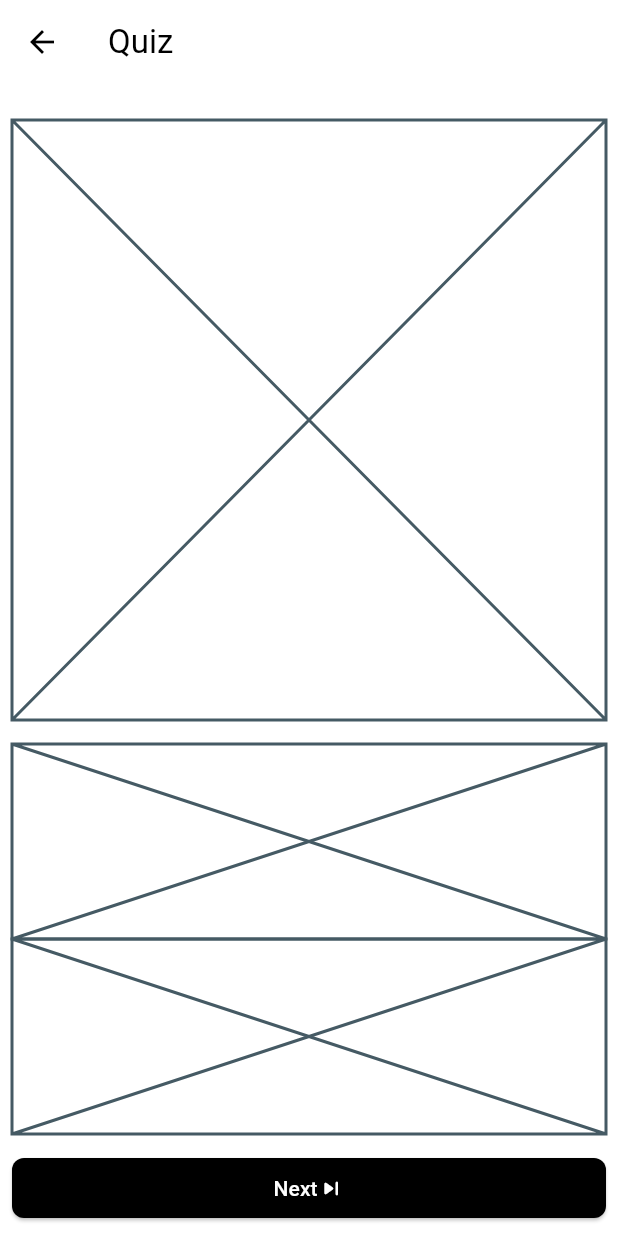
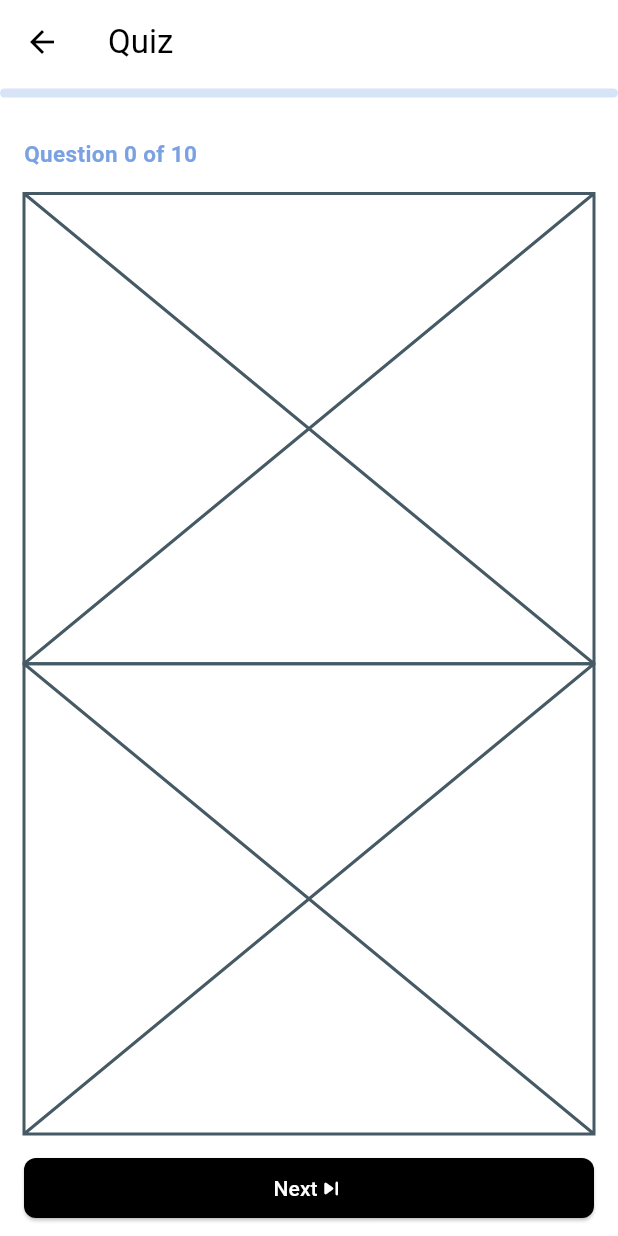
Before and after one commit to mussie-alemayehu/OIBSIP, a Flutter app: the screen it shows after launch, after a tap on "Start Quiz", after a tap on "Take Quiz", on a phone screen of 412 x 824 dp. Run offline on Flutter 3.47's test engine with Material 3 defaults, Android fonts, the phone set to English and light mode, and no system bars.

Commit message:
show progress on top of the quiz screen

```diff
--- a/quiz/lib/screens/quiz_screen.dart
+++ b/quiz/lib/screens/quiz_screen.dart
@@ -1,6 +1,7 @@
 import 'package:flutter/material.dart';
 
 import '../data.dart' as data;
+import '../widgets/progress_bar.dart';
 
 class QuizScreen extends StatefulWidget {
   static const routeName = '/quiz';
@@ -12,6 +13,8 @@ class QuizScreen extends StatefulWidget {
 }
 
 class _QuizScreenState extends State<QuizScreen> {
+  bool _isInit = true;
+
   // get a list of questions from our data file
   final quiz = data.questions;
 
@@ -20,20 +23,52 @@ class _QuizScreenState extends State<QuizScreen> {
   int currentQuiz = 0;
   int? selectedAnswer;
 
+  // a variable to store the width of the screen
+  late final double _screenWidth;
+
+  @override
+  void didChangeDependencies() {
+    super.didChangeDependencies();
+    if (_isInit) {
+      _screenWidth = MediaQuery.of(context).size.width;
+      _isInit = false;
+    }
+  }
+
   @override
   Widget build(BuildContext context) {
+    // final screenWidth = MediaQuery.of(context).size.width;
+
+    // calculate the progress of the user as a ratio
+    final progress = currentQuiz / quiz.length;
+
+    // use the determined ratio to determine the width of the progress indicator
+    final progressWidth = _screenWidth * progress;
+
     return Scaffold(
       appBar: AppBar(
         title: const Text('Quiz'),
+        bottom: PreferredSize(
+          preferredSize: const Size(double.infinity, 12),
+          child: ProgressBar(progressWidth),
+        ),
       ),
       body: Padding(
-        padding: const EdgeInsets.all(8),
+        padding: const EdgeInsets.symmetric(horizontal: 16, vertical: 8),
         child: Column(
+          crossAxisAlignment: CrossAxisAlignment.start,
           children: [
-            const Padding(
+            Padding(
               // will be used to display progress through a given quiz
-              padding: EdgeInsets.symmetric(vertical: 16),
-              child: Placeholder(),
+              padding: const EdgeInsets.symmetric(vertical: 16),
+              child: Text(
+                'Question $currentQuiz of ${quiz.length}',
+                style: TextStyle(
+                  color: Theme.of(context).colorScheme.onPrimary,
+                  fontSize: 15,
+                  fontWeight: FontWeight.bold,
+                ),
+              ),
             ),
             const Expanded(
               // will be used to display the question
@@ -62,7 +97,11 @@ class _QuizScreenState extends State<QuizScreen> {
                     Icon(Icons.skip_next_rounded),
                   ],
                 ),
-                onPressed: () {},
+                onPressed: () {
+                  setState(() {
+                    if (currentQuiz < quiz.length) currentQuiz++;
+                  });
+                },
               ),
             ),
           ],
--- /dev/null
+++ b/quiz/lib/widgets/progress_bar.dart
@@ -0,0 +1,32 @@
+import 'package:flutter/material.dart';
+
+class ProgressBar extends StatelessWidget {
+  final double progressWidth;
+  const ProgressBar(this.progressWidth, {super.key});
+
+  @override
+  Widget build(BuildContext context) {
+    return Stack(
+      children: [
+        Container(
+          width: double.infinity,
+          height: 6,
+          margin: const EdgeInsets.symmetric(vertical: 3),
+          decoration: BoxDecoration(
+            color: Theme.of(context).colorScheme.onPrimary.withOpacity(0.3),
+            borderRadius: BorderRadius.circular(3),
+          ),
+        ),
+        Container(
+          width: progressWidth,
+          height: 6,
+          margin: const EdgeInsets.symmetric(vertical: 3),
+          decoration: BoxDecoration(
+            color: Theme.of(context).colorScheme.onPrimary,
+            borderRadius: BorderRadius.circular(3),
+          ),
+        ),
+      ],
+    );
+  }
+}
```
